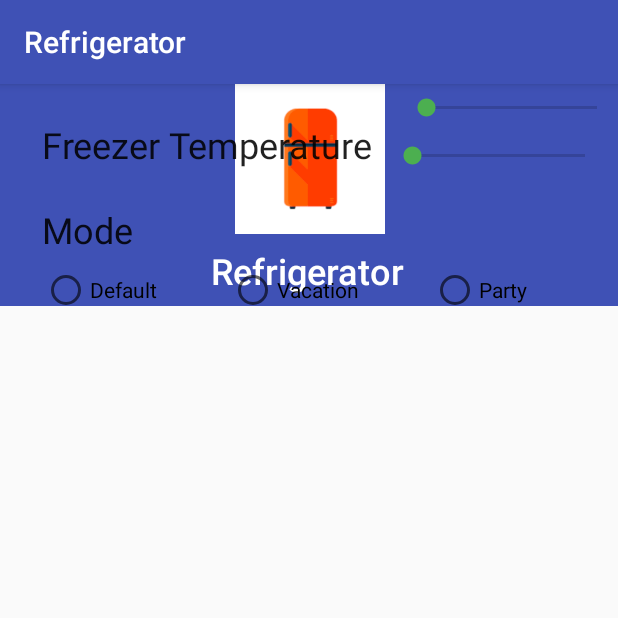
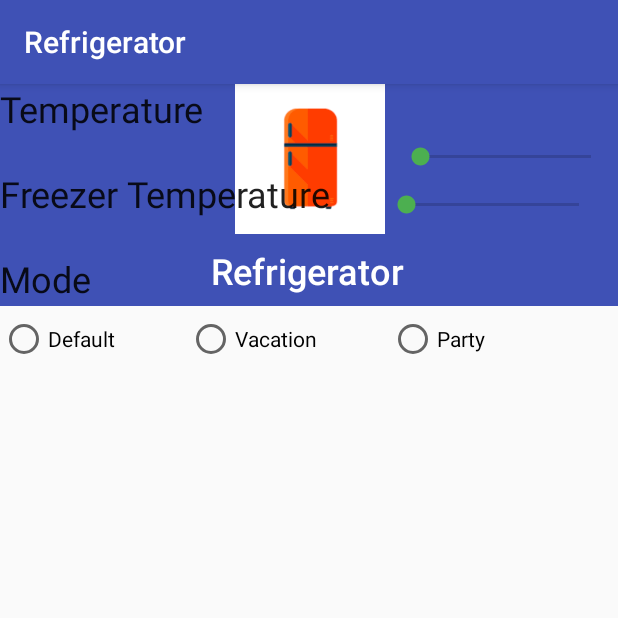
Before and after one commit to marcoslund/SmartHomeAndroid, an Android app: the RefrigeratorActivity screen opened directly, with no data from a screen before it, on a phone screen of 412 x 824 dp, the top half of it. Run offline under Robolectric (Android 15) with nearby library versions, the phone set to English and light mode, and no system bars; our stand-ins replace Volley; network calls fail; 1 statement that could not run was skipped.

Commit message:
Minor fix

```diff
--- a/SmartHome/app/src/main/res/layout/activity_refrigerator.xml
+++ b/SmartHome/app/src/main/res/layout/activity_refrigerator.xml
@@ -88,9 +88,11 @@
         android:layout_marginStart="28dp"
         android:text="@string/temperature"
         android:textAppearance="@style/TextAppearance.AppCompat.Headline"
-        app:layout_constraintStart_toStartOf="parent"
-        app:layout_constraintBottom_toTopOf="parent"
-        tools:layout_editor_absoluteY="260dp"
+        app:layout_constraintStart_toStartOf="100dp"
+        app:layout_constraintTop_toBottomOf="20dp"
+
+
+    tools:layout_editor_absoluteY="260dp"
         tools:text="@string/temperature" />
 
     <TextView
@@ -108,10 +110,9 @@
         android:id="@+id/seekBar_refrigerator_freezer"
         android:layout_width="146dp"
         android:layout_height="32dp"
-        android:layout_marginStart="104dp"
+        android:layout_marginStart="128dp"
         app:layout_constraintStart_toEndOf="@+id/textView_refrigerator_temp"
-        app:layout_constraintTop_toBottomOf="@+id/textView_refrigerator_temp"
-        tools:layout_editor_absoluteY="260dp" />
+        app:layout_constraintTop_toBottomOf="@+id/textView_refrigerator_temp" />
 
     <SeekBar
         android:id="@+id/seekBar_refrigerator_temperature"
```
Also changed, not shown: SmartHome/app/src/main/java/com/grupo7/hci/smarthome/smarthome/CreateDeviceActivity.java (+8 -0 lines), SmartHome/app/src/main/res/layout/activity_oven.xml (+4 -4 lines).
